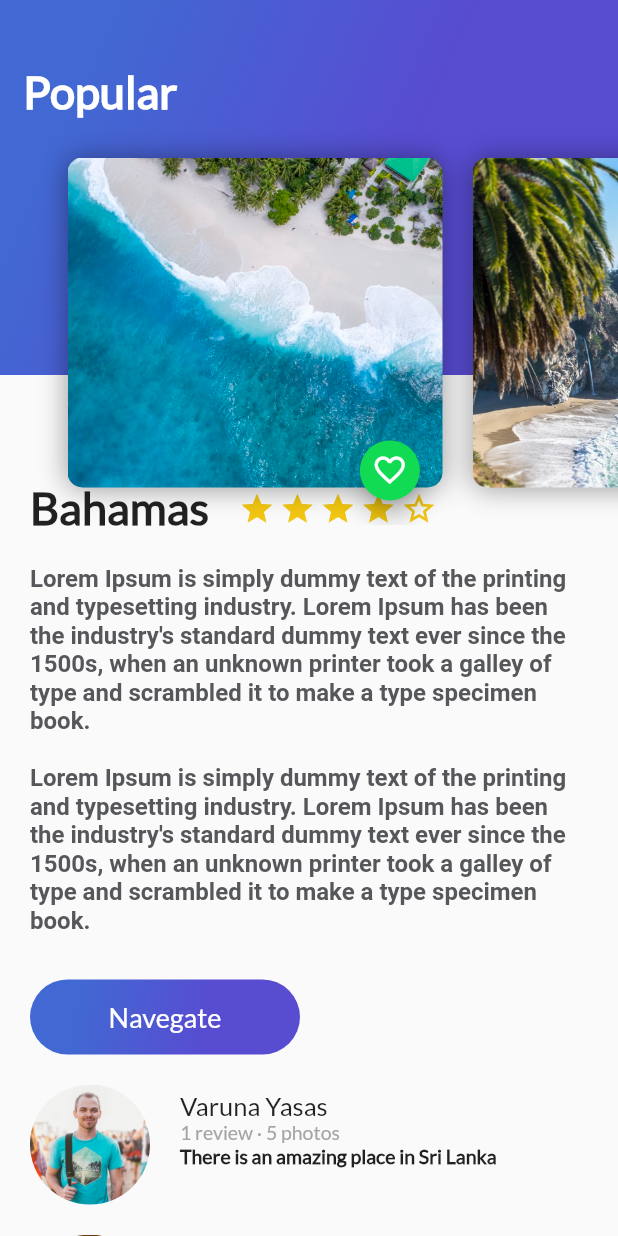
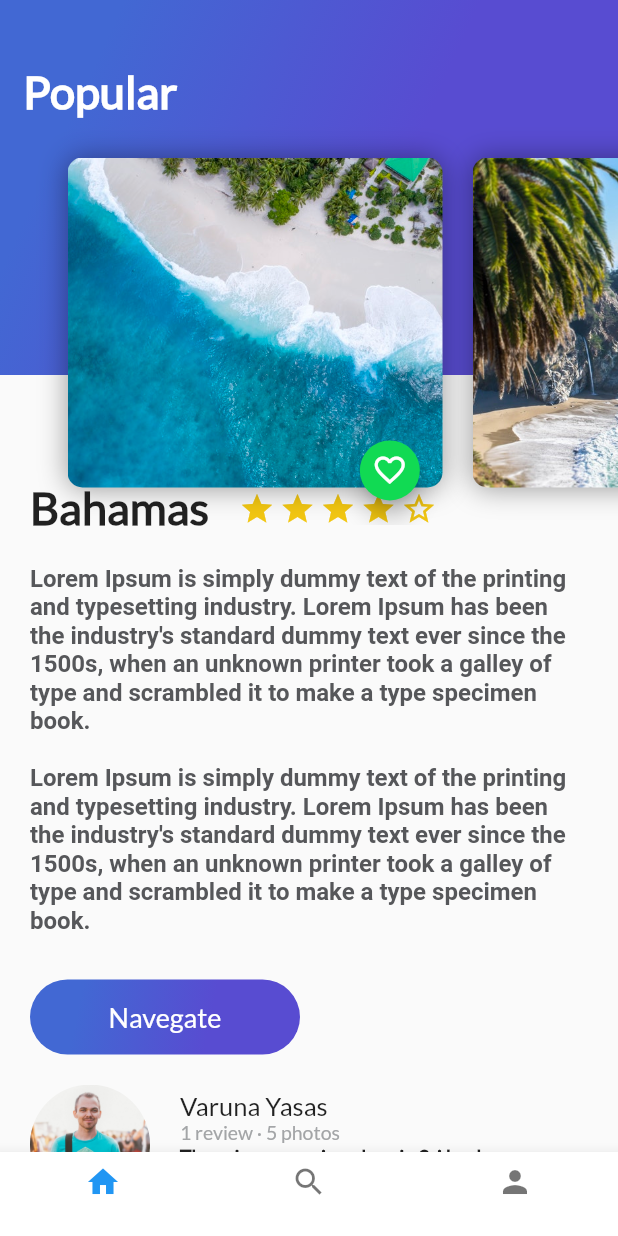
Before and after one commit to mpita/trips_app, a Flutter app: the screen it shows after launch, on a phone screen of 412 x 824 dp. Run offline on Flutter 3.47's test engine with Material 2 defaults, Android fonts, the phone set to English and light mode, and no system bars.

Commit message:
Widgets BottomNavigationBar

```diff
--- /dev/null
+++ b/lib/home_trips.dart
@@ -0,0 +1,27 @@
+import 'package:flutter/material.dart';
+import 'description_place.dart';
+import 'rewiew_list.dart';
+import 'header_appbar.dart';
+
+
+class HomeTrips extends StatelessWidget {
+  String descriptionDummy = "Lorem Ipsum is simply dummy text of the printing and typesetting industry. Lorem Ipsum has been the industry's standard dummy text ever since the 1500s, when an unknown printer took a galley of type and scrambled it to make a type specimen book. \n\nLorem Ipsum is simply dummy text of the printing and typesetting industry. Lorem Ipsum has been the industry's standard dummy text ever since the 1500s, when an unknown printer took a galley of type and scrambled it to make a type specimen book.";
+
+  @override
+  Widget build(BuildContext context) {
+    // TODO: implement build
+    return Stack(
+      children: <Widget>[
+        ListView(
+          children: <Widget>[
+            DescriptionPlace("Bahamas", 4, descriptionDummy),
+            ReviewList()
+          ],
+        ),
+        HeaderAppBar(),
+
+      ],
+    );
+  }
+
+}
--- a/lib/main.dart
+++ b/lib/main.dart
@@ -1,13 +1,10 @@
 import 'package:flutter/material.dart';
-import 'description_place.dart';
-import 'rewiew_list.dart';
-import 'header_appbar.dart';
+import 'platzi_trips.dart';
 
 void main() => runApp(MyApp());
 
 class MyApp extends StatelessWidget {
   // This widget is the root of your application.
-  String descriptionDummy = "Lorem Ipsum is simply dummy text of the printing and typesetting industry. Lorem Ipsum has been the industry's standard dummy text ever since the 1500s, when an unknown printer took a galley of type and scrambled it to make a type specimen book. \n\nLorem Ipsum is simply dummy text of the printing and typesetting industry. Lorem Ipsum has been the industry's standard dummy text ever since the 1500s, when an unknown printer took a galley of type and scrambled it to make a type specimen book.";
   @override
   Widget build(BuildContext context) {
     return MaterialApp(
@@ -24,20 +21,7 @@ class MyApp extends StatelessWidget {
         // is not restarted.
         primarySwatch: Colors.blue,
       ),
-      home: Scaffold(
-        body: Stack(
-          children: <Widget>[
-            ListView(
-              children: <Widget>[
-                DescriptionPlace("Bahamas", 4, descriptionDummy),
-                ReviewList()
-              ],
-            ),
-            HeaderAppBar(),
-
-          ],
-        ),
-      ),
+      home: PlatziTrips(),
     );
   }
 }
--- /dev/null
+++ b/lib/platzi_trips.dart
@@ -0,0 +1,46 @@
+import 'package:flutter/material.dart';
+import 'home_trips.dart';
+
+
+class PlatziTrips extends StatefulWidget {
+  @override
+  State<StatefulWidget> createState() {
+    // TODO: implement createState
+    return _PlatziTrips();
+  }
+
+}
+
+
+class _PlatziTrips extends State<PlatziTrips> {
+  @override
+  Widget build(BuildContext context) {
+    // TODO: implement build
+    return Scaffold(
+      bottomNavigationBar: Theme(
+        data: Theme.of(context).copyWith(
+          canvasColor: Colors.white,
+          primaryColor: Colors.purple
+        ),
+        child: BottomNavigationBar(
+          items: [
+            BottomNavigationBarItem(
+              icon: Icon(Icons.home),
+              title: Text("")
+            ),
+            BottomNavigationBarItem(
+                icon: Icon(Icons.search),
+                title: Text("")
+            ),
+            BottomNavigationBarItem(
+                icon: Icon(Icons.person),
+                title: Text("")
+            ),
+          ]
+        ),
+      ),
+      body: HomeTrips()
+    );
+  }
+
+}
```
